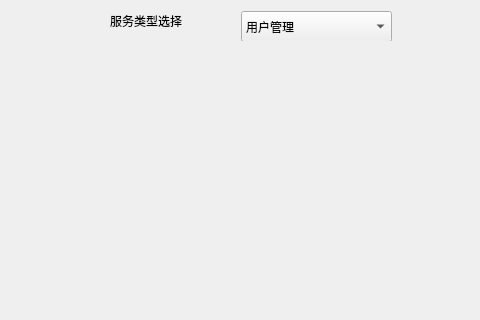
This is CleverManager/setups/setupmainwid.ui in ChinaClever/CleverManagerV3 as Qt 5 draws it before an edit; both pictures show x 0 to 480 and y 0 to 320 of the 905 by 530 pixel window. The edited form follows.
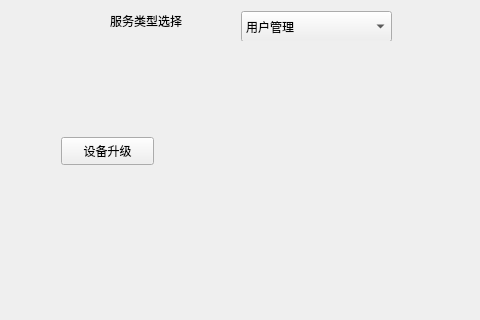
This is the edited form.

Commit message: 增加升级模块

Patch:
```diff
--- a/CleverManager/setups/setupmainwid.ui
+++ b/CleverManager/setups/setupmainwid.ui
@@ -90,6 +90,19 @@
        <height>16777215</height>
       </size>
      </property>
+     <widget class="QPushButton" name="upBtn">
+      <property name="geometry">
+       <rect>
+        <x>50</x>
+        <y>90</y>
+        <width>93</width>
+        <height>28</height>
+       </rect>
+      </property>
+      <property name="text">
+       <string>设备升级</string>
+      </property>
+     </widget>
     </widget>
    </item>
    <item row="1" column="1">
```
The commit also changes 52 other files.
